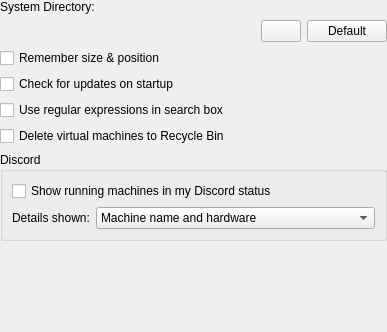
Qt form src/qt/qt_preferencesmanager.ui (86Box/86Box) before a commit.
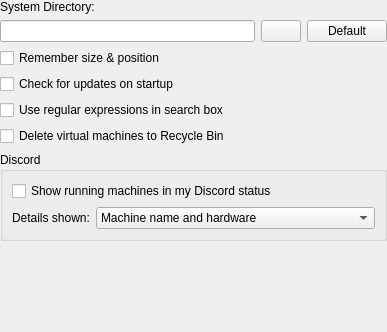
The same form after that commit.

Commit message:
qt: Keep the system directory from widening the preferences
The system directory was shown in a label, which asks for the width of
the whole path, so a long one made the Preferences dialog as wide as
the path. It is now a read-only text box, which keeps its size and
scrolls instead.

What changed in the file:
```diff
--- a/src/qt/qt_preferencesmanager.ui
+++ b/src/qt/qt_preferencesmanager.ui
@@ -36,15 +36,15 @@
    <item>
     <layout class="QHBoxLayout" name="horizontalLayoutSystemDir">
      <item>
-      <widget class="QLabel" name="systemDirectory">
+      <widget class="QLineEdit" name="systemDirectory">
        <property name="sizePolicy">
-        <sizepolicy hsizetype="Expanding" vsizetype="Preferred">
+        <sizepolicy hsizetype="Expanding" vsizetype="Fixed">
          <horstretch>0</horstretch>
          <verstretch>0</verstretch>
         </sizepolicy>
        </property>
-       <property name="text">
-        <string/>
+       <property name="readOnly">
+        <bool>true</bool>
        </property>
       </widget>
      </item>
```
